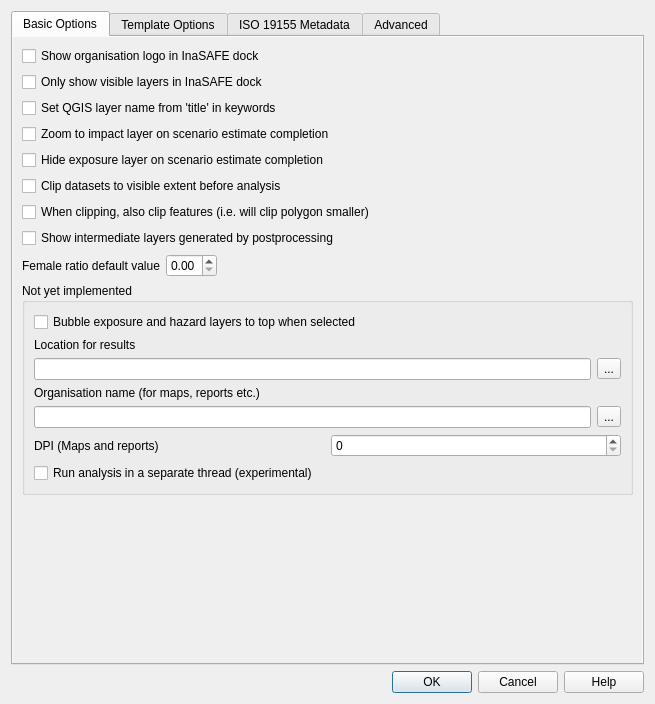
inasafe/inasafe, file safe/gui/ui/options_dialog_base.ui: the form before one commit.
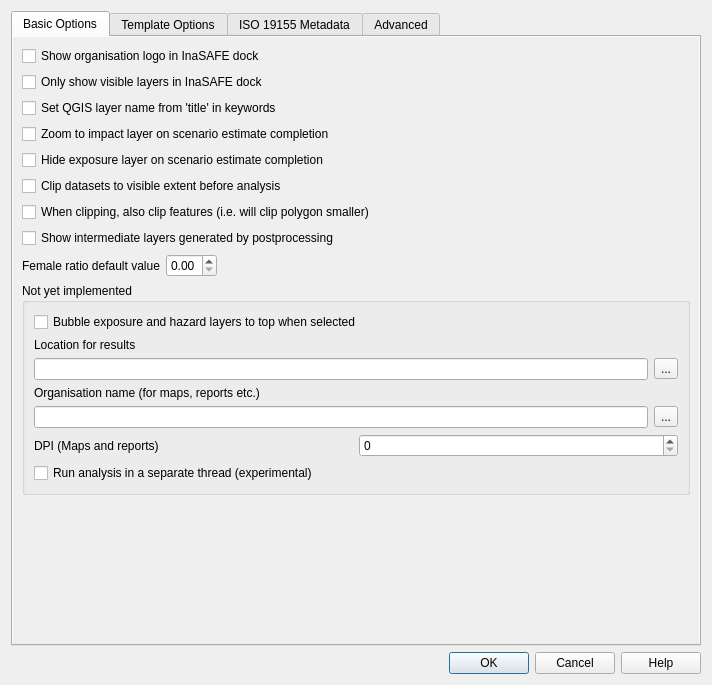
The form after the commit. Icons and pictures are not drawn.

Diff of the .ui file:
```diff
--- a/safe/gui/ui/options_dialog_base.ui
+++ b/safe/gui/ui/options_dialog_base.ui
@@ -6,8 +6,8 @@
    <rect>
     <x>0</x>
     <y>0</y>
-    <width>655</width>
-    <height>704</height>
+    <width>712</width>
+    <height>685</height>
    </rect>
   </property>
   <property name="windowTitle">
@@ -47,8 +47,8 @@
            <rect>
             <x>0</x>
             <y>0</y>
-            <width>633</width>
-            <height>616</height>
+            <width>696</width>
+            <height>607</height>
            </rect>
           </property>
           <layout class="QGridLayout" name="gridLayout">
```
Left out of the diff: 4 changed lines with no effect on the pictures.
